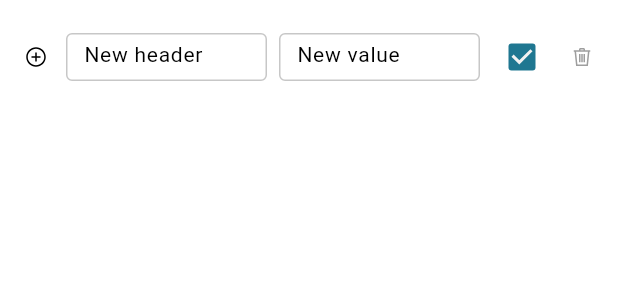
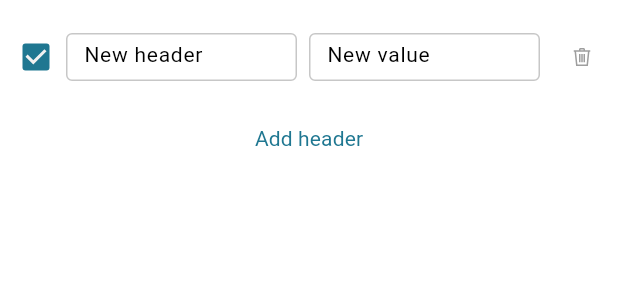
Before and after one commit to TenderOwl/echo, a Flutter app: the RequestHeadersView widget shown alone on an empty page, opened directly, on a phone screen of 412 x 824 dp. Shown: the top 300 px of the screen. Run offline on Flutter 3.47's test engine with Material 2 defaults, Android fonts, the phone set to English and light mode, and no system bars; our stand-ins replace get, google_fonts, isar, line_icons; missing offline and left inert: multi_split_view; accounts and stored records are empty; generated files the repository leaves out were written again.

Commit message:
Move addHeader button to the headers view

```diff
--- a/lib/src/components/header_editing_row.dart
+++ b/lib/src/components/header_editing_row.dart
@@ -4,7 +4,6 @@ import 'package:line_icons/line_icons.dart';
 class HeaderEditingRow extends StatefulWidget {
   final int index;
   final Map<String, String> header;
-  final VoidCallback onAdd;
   final void Function(int, bool) onToggle;
   final void Function(int)? onRemove;
 
@@ -12,7 +11,6 @@ class HeaderEditingRow extends StatefulWidget {
     super.key,
     required this.index,
     required this.header,
-    required this.onAdd,
     required this.onToggle,
     this.onRemove,
   });
@@ -36,10 +34,14 @@ class _HeaderEditingRowState extends State<HeaderEditingRow> {
         height: 32,
         child: Row(
           children: [
-            IconButton(
-              onPressed: widget.onAdd,
-              icon: const Icon(LineIcons.plusCircle, size: 16),
-              padding: EdgeInsets.zero,
+            Checkbox(
+              value: enabledState,
+              onChanged: (value) {
+                setState(() {
+                  enabledState = !value!;
+                });
+                widget.onToggle(widget.index, enabledState);
+              },
               visualDensity: VisualDensity.compact,
               splashRadius: 12,
             ),
@@ -71,17 +73,6 @@ class _HeaderEditingRowState extends State<HeaderEditingRow> {
               ),
             ),
             const SizedBox(width: 8),
-            Checkbox(
-              value: enabledState,
-              onChanged: (value) {
-                setState(() {
-                  enabledState = !value!;
-                });
-                widget.onToggle(widget.index, enabledState);
-              },
-              visualDensity: VisualDensity.compact,
-              splashRadius: 12,
-            ),
             IconButton(
               onPressed: widget.onRemove != null
                   ? () => widget.onRemove!(widget.index)
--- a/lib/src/components/request_headers_view.dart
+++ b/lib/src/components/request_headers_view.dart
@@ -23,17 +23,34 @@ class _RequestHeadersViewState extends State<RequestHeadersView> {
   Widget build(BuildContext context) {
     return Padding(
       padding: const EdgeInsets.only(top: 16),
+      child: Column(
+        children: [
+          Expanded(
             child: ListView.builder(
-        itemCount: headers.length,
+              itemCount: headers.length + 1,
               itemBuilder: (context, index) {
+                if (index == headers.length) {
+                  return Padding(
+                    padding: const EdgeInsets.all(8.0),
+                    child: TextButton(
+                        onPressed: addHeader,
+                        child: const Text(
+                          'Add header',
+                          style: TextStyle(fontWeight: FontWeight.w400),
+                        )),
+                  );
+                } else {
                   return HeaderEditingRow(
                     index: index,
                     header: headers[index],
-            onAdd: addHeader,
                     onToggle: toggleHeader,
                     onRemove: index > 0 ? removeHeader : null,
                   );
+                }
               },
+            ),
+          ),
+        ],
       ),
     );
   }
```
Lines whose indentation alone changed are shown as unchanged.
